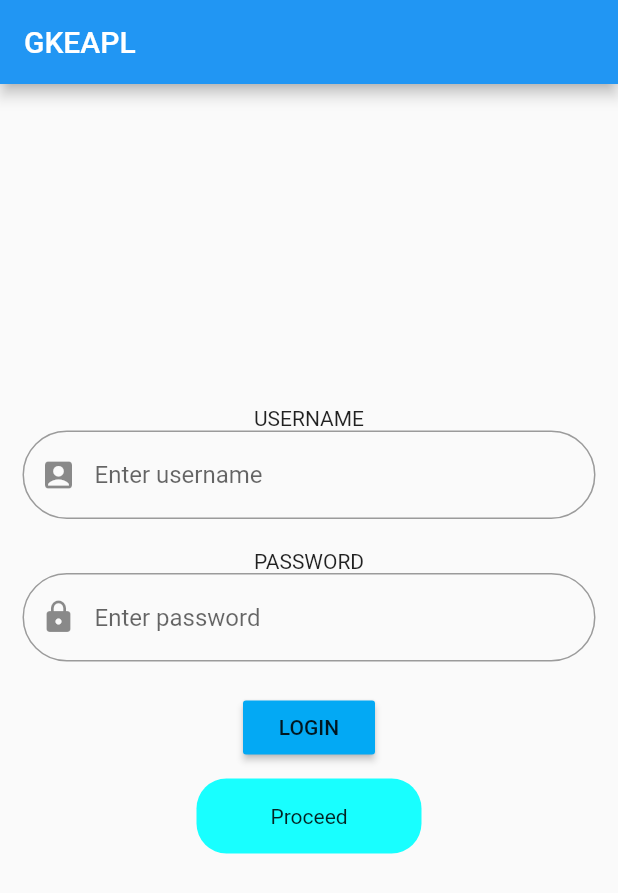
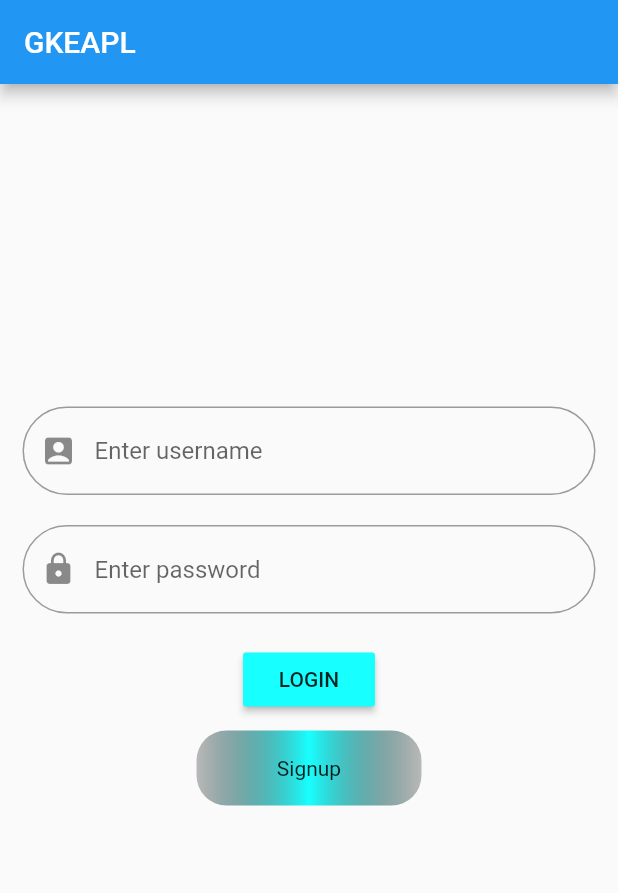
Before and after one commit to ankith1998/my-app, a Flutter app: the screen it shows after launch, after a tap on "LOGIN", on a phone screen of 412 x 824 dp. Shown: the top 893 px of the screen. Run offline on Flutter 3.47's test engine with Material 2 defaults, Android fonts, the phone set to English and light mode, and no system bars.

Commit message:
UI changed

```diff
--- a/lib/main.dart
+++ b/lib/main.dart
@@ -1,75 +1,22 @@
 import 'package:flutter/material.dart';
+import 'package:my_app/pages/register.dart';
 
 void main()
 {
   runApp(gkeapl());
 }
 class gkeapl extends StatelessWidget {
-  TextEditingController uname = TextEditingController();
-  TextEditingController password =TextEditingController();
+
   @override
   Widget build(BuildContext context) {
     return MaterialApp(
       debugShowCheckedModeBanner: false,
       home: Scaffold(
         appBar: AppBar(
-          title: Text("GKEAPL")
+            title: Text("GKEAPL")
         ),
-          body: SingleChildScrollView(
-            child: Container(
-              padding: EdgeInsets.all(15.0),
-              child: Column(
-                children: [
-                  SizedBox(height: 200.0,),
-                  Text("USERNAME"),
-                  TextField(
-                    controller: uname,
-                    decoration: InputDecoration(
-                     prefixIcon: Icon(Icons.account_box),
-                      hintText: "Enter username",
-                        border: OutlineInputBorder(
-                          borderRadius: BorderRadius.circular(30.0),
-                        )),
-                  ),
-                  SizedBox(height: 20.0,),
-                  Text("PASSWORD"),
-                  TextField(
-                    controller: password,
-                    decoration: InputDecoration(
-                      border: OutlineInputBorder(
-                        borderRadius: BorderRadius.circular(30.0),
-                      ),
-                      prefixIcon: Icon(Icons.lock),
-                      hintText: "Enter password"
-                    ),
-                  ),
-                  SizedBox(height: 20.0,),
-                  RaisedButton(
-                    onPressed: (){
-                      var user = uname.text;
-                      var pass = password.text;
-                      print(user);
-                      print(pass);
-                      print("Logged In Successfully");
-                    },
-                    color: Colors.lightBlue,
-                    child: Text("LOGIN"),
-                  ),
-                  SizedBox(height: 10.0,),
-                  Container(
-                    height: 50.0,
-                    width:  150.0,
-                    decoration: BoxDecoration(
-                      color: Colors.cyanAccent,
-                      borderRadius: BorderRadius.circular(20.0),
-                    ),
-                    child: Center(child: Text("Proceed")),
-                  ),
-                ],
-              ),
+        body: Register()
       ),
-          ),
-      )
     );
   }
 }
--- /dev/null
+++ b/lib/pages/register.dart
@@ -0,0 +1,66 @@
+import 'package:flutter/cupertino.dart';
+import 'package:flutter/material.dart';
+import 'package:my_app/pages/r_page.dart';
+
+class Register extends StatelessWidget {
+  TextEditingController uname = TextEditingController();
+  TextEditingController password =TextEditingController();
+  TextEditingController num3 =TextEditingController();
+  @override
+  Widget build(BuildContext context) {
+    return SingleChildScrollView(
+        child: Container(
+          padding: EdgeInsets.all(15.0),
+          child: Column(
+            children: [
+              SizedBox(height: 200.0,),
+              TextField(
+                controller: uname,
+                decoration: InputDecoration(
+                    prefixIcon: Icon(Icons.account_box),
+                    hintText: "Enter username",
+                    border: OutlineInputBorder(
+                      borderRadius: BorderRadius.circular(30.0),
+                    )),
+              ),
+              SizedBox(height: 20.0,),
+              TextField(
+                controller: password,
+                decoration: InputDecoration(
+                    border: OutlineInputBorder(
+                      borderRadius: BorderRadius.circular(30.0),
+                    ),
+                    prefixIcon: Icon(Icons.lock),
+                    hintText: "Enter password"
+                ),
+              ),
+              SizedBox(height: 20.0,),
+              RaisedButton(
+                onPressed: (){
+                 print ("logged in");
+                },
+                color: Colors.cyanAccent,
+                child: Text("LOGIN"),
+              ),
+              SizedBox(height: 10.0,),
+              GestureDetector(
+                onTap: (){
+                  Navigator.of(context).push(MaterialPageRoute(builder:(context)=>Rage()));
+                  print("PROCEEDED");
+                },
+                child: Container(
+                  height: 50.0,
+                  width:  150.0,
+                  decoration: BoxDecoration(
+                    gradient: LinearGradient(colors: [Colors.black26,Colors.cyanAccent,Colors.black26]),
+                    borderRadius: BorderRadius.circular(20.0),
+                  ),
+                  child: Center(child: Text("Signup")),
+                ),
+              ),
+            ],
+          ),
+        ),
+      );
+  }
+}
```
Also changed, not shown: lib/pages/r_page.dart (added, +92 -0 lines).
